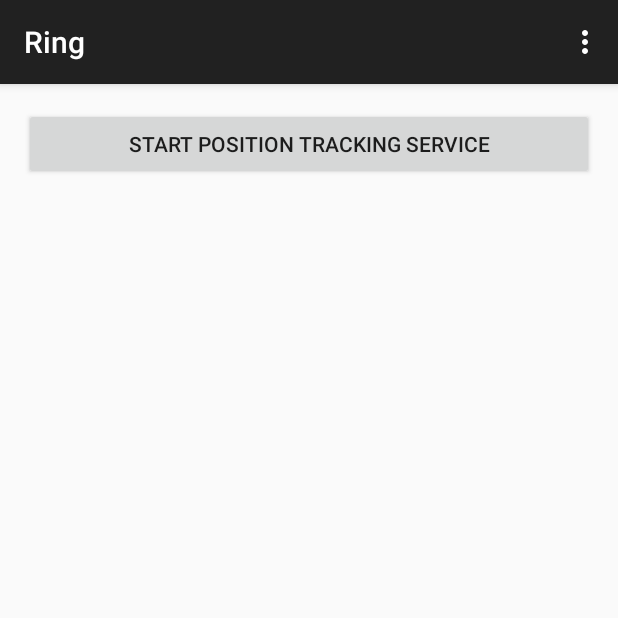
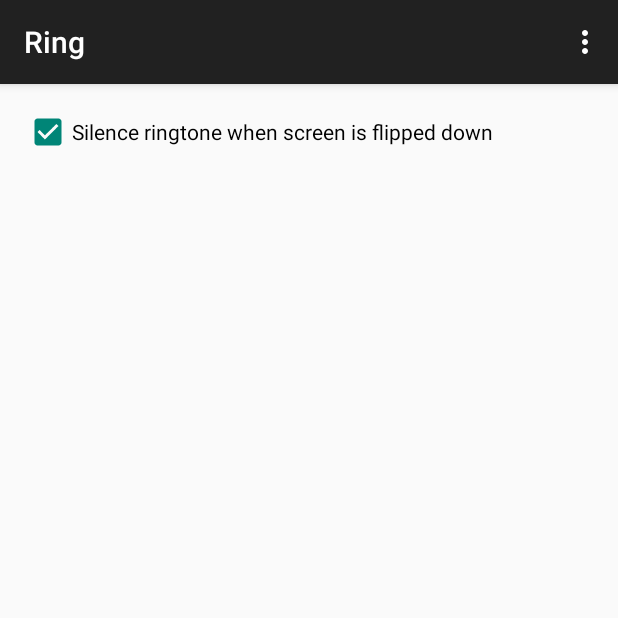
Before and after one commit to zdenda/android-ring, an Android app: the screen it shows after launch (MainActivity), on a phone screen of 412 x 824 dp, the top half of it. Run offline under Robolectric (Android 15) with nearby library versions, the phone set to English and light mode, and no system bars.

Commit message:
add check box to turn off the silencing when screen is flipped down the easiest way to do it is to unregister broadcast receiver for phone state changes

```diff
--- a/app/src/main/java/eu/zkkn/android/ring/MainActivity.java
+++ b/app/src/main/java/eu/zkkn/android/ring/MainActivity.java
@@ -1,26 +1,46 @@
 package eu.zkkn.android.ring;
 
+import android.content.ComponentName;
 import android.content.Intent;
+import android.content.SharedPreferences;
+import android.content.pm.PackageManager;
 import android.net.Uri;
 import android.os.Bundle;
+import android.preference.PreferenceManager;
 import android.support.v7.app.ActionBarActivity;
 import android.view.Menu;
 import android.view.MenuItem;
-import android.view.View;
-import android.widget.Button;
+import android.widget.CheckBox;
+import android.widget.CompoundButton;
 
 
 public class MainActivity extends ActionBarActivity {
+
+    public static final String PREF_KEY_ENABLED = "pref_enabled";
 
     @Override
     protected void onCreate(Bundle savedInstanceState) {
         super.onCreate(savedInstanceState);
         setContentView(R.layout.activity_main);
 
-        ((Button) findViewById(R.id.button)).setOnClickListener(new View.OnClickListener() {
+        final SharedPreferences preferences = PreferenceManager.getDefaultSharedPreferences(this);
+        boolean enable = preferences.getBoolean(PREF_KEY_ENABLED, true);
+
+        CheckBox checkBox = (CheckBox) findViewById(R.id.chkEnabled);
+        checkBox.setChecked(enable);
+
+        checkBox.setOnCheckedChangeListener(new CompoundButton.OnCheckedChangeListener() {
             @Override
-            public void onClick(View v) {
-                startService(new Intent(MainActivity.this, PositionTrackService.class));
+            public void onCheckedChanged(CompoundButton buttonView, boolean isChecked) {
+                // update shared preferences
+                SharedPreferences.Editor editor = preferences.edit();
+                editor.putBoolean(PREF_KEY_ENABLED, isChecked);
+                editor.commit();
+                // enable/disable  Phone State Broadcast Receiver
+                int state = isChecked ? PackageManager.COMPONENT_ENABLED_STATE_ENABLED : PackageManager.COMPONENT_ENABLED_STATE_DISABLED;
+                ComponentName phoneStateReceiver = new ComponentName(getApplicationContext(), PhoneStateReceiver.class);
+                PackageManager packageManager = getApplicationContext().getPackageManager();
+                packageManager.setComponentEnabledSetting(phoneStateReceiver, state, PackageManager.DONT_KILL_APP);
             }
         });
     }
--- a/app/src/main/res/layout/activity_main.xml
+++ b/app/src/main/res/layout/activity_main.xml
@@ -5,12 +5,13 @@
     android:paddingTop="@dimen/activity_vertical_margin"
     android:paddingBottom="@dimen/activity_vertical_margin" tools:context=".MainActivity">
 
-    <Button
+    <CheckBox
         android:layout_width="match_parent"
         android:layout_height="wrap_content"
-        android:text="Start Position Tracking Service"
-        android:id="@+id/button"
+        android:text="@string/enabled_description"
+        android:id="@+id/chkEnabled"
         android:layout_alignParentTop="true"
         android:layout_alignParentLeft="true"
-        android:layout_alignParentStart="true" />
+        android:layout_alignParentStart="true"
+        android:checked="true" />
 </RelativeLayout>
--- a/app/src/main/res/values/strings.xml
+++ b/app/src/main/res/values/strings.xml
@@ -4,5 +4,6 @@
     <string name="app_name">Ring</string>
     <string name="hello_world">Hello world!</string>
     <string name="action_created">Created with love by zdenda</string>
+    <string name="enabled_description">Silence ringtone when screen is flipped down</string>
 
 </resources>
```
